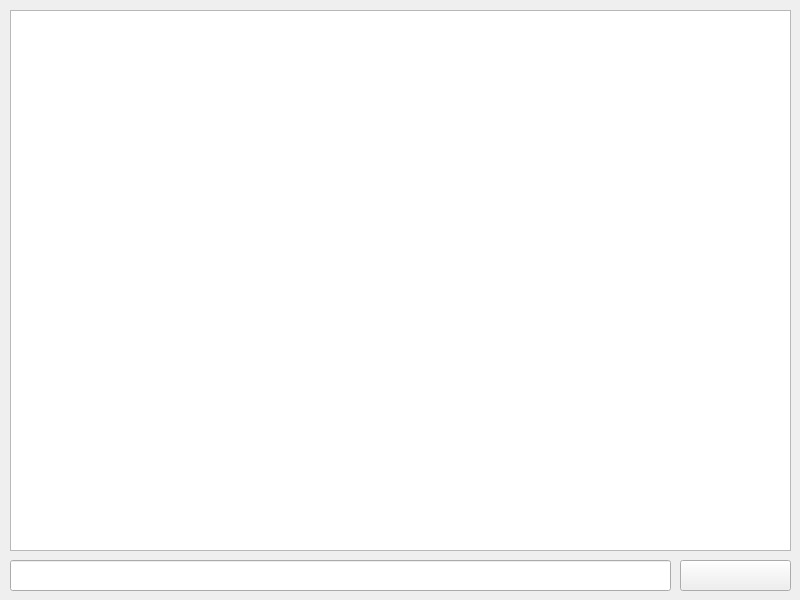
mhtvsSFrpHdE/prefetch, file qpp/prefetch/Source/Interface/MainWindow/mainwindow.ui: the form before one commit.
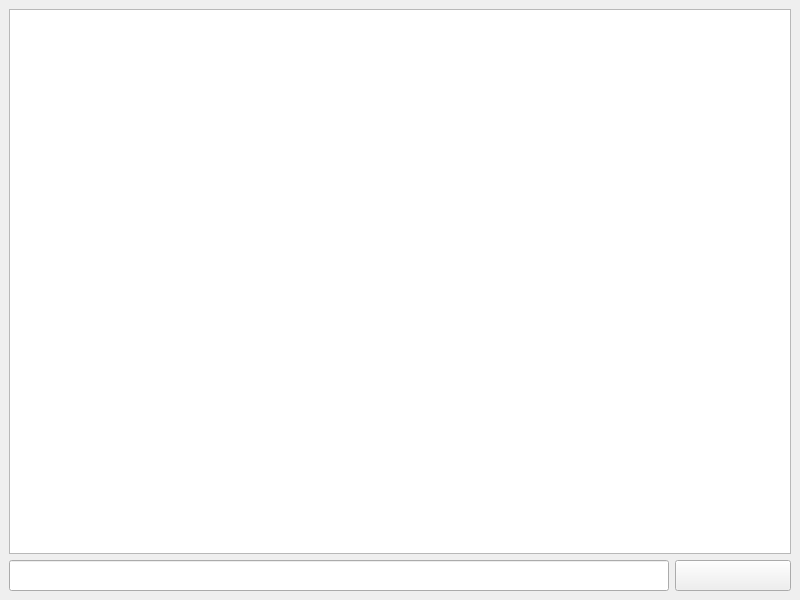
The form after the commit.

```diff
--- a/qpp/prefetch/Source/Interface/MainWindow/mainwindow.ui
+++ b/qpp/prefetch/Source/Interface/MainWindow/mainwindow.ui
@@ -14,42 +14,45 @@
    <string>MainWindow</string>
   </property>
   <widget class="QWidget" name="centralwidget">
+   <layout class="QVBoxLayout" name="verticalLayout">
+    <item>
    <widget class="QPlainTextEdit" name="stdOut_plainTextEdit">
-    <property name="geometry">
-     <rect>
-      <x>10</x>
-      <y>10</y>
-      <width>781</width>
-      <height>541</height>
-     </rect>
-    </property>
     <property name="readOnly">
      <bool>true</bool>
     </property>
    </widget>
+    </item>
+    <item>
+     <layout class="QHBoxLayout" name="horizontalLayout" stretch="85,15">
+      <property name="topMargin">
+       <number>0</number>
+      </property>
+      <item>
    <widget class="QLineEdit" name="command_lineEdit">
-    <property name="geometry">
-     <rect>
-      <x>10</x>
-      <y>560</y>
-      <width>661</width>
+        <property name="minimumSize">
+         <size>
+          <width>0</width>
       <height>31</height>
-     </rect>
-    </property>
-   </widget>
+         </size>
+        </property>
+       </widget>
+      </item>
+      <item>
    <widget class="QPushButton" name="sendCommand_pushButton">
-    <property name="geometry">
-     <rect>
-      <x>680</x>
-      <y>560</y>
-      <width>111</width>
+        <property name="minimumSize">
+         <size>
+          <width>0</width>
       <height>31</height>
-     </rect>
+         </size>
     </property>
     <property name="text">
      <string/>
     </property>
    </widget>
+      </item>
+     </layout>
+    </item>
+   </layout>
   </widget>
  </widget>
  <resources/>
```
Lines whose indentation alone changed are shown as unchanged.
